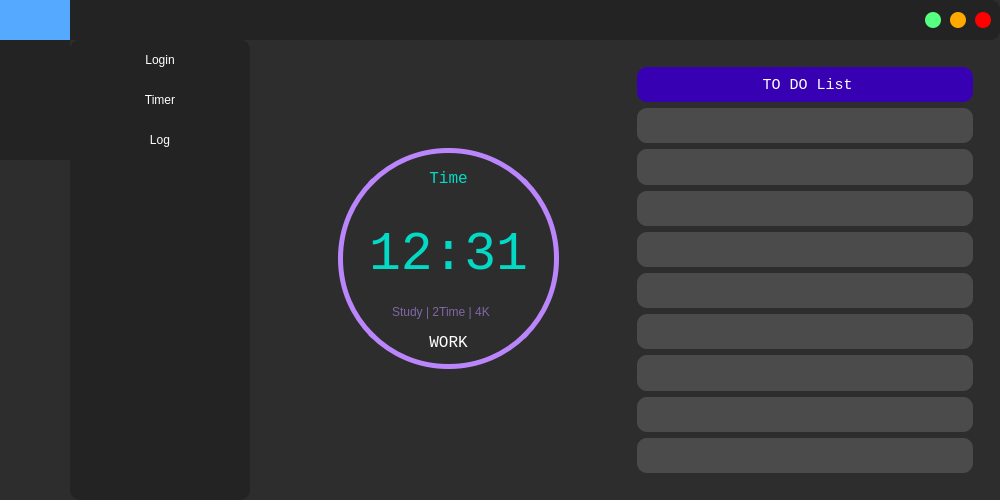
This is PomordorUI/src/MainWindow/mainwindow.ui in kiseop91/Pomordor as Qt 5 draws it before an edit. The edited form follows.
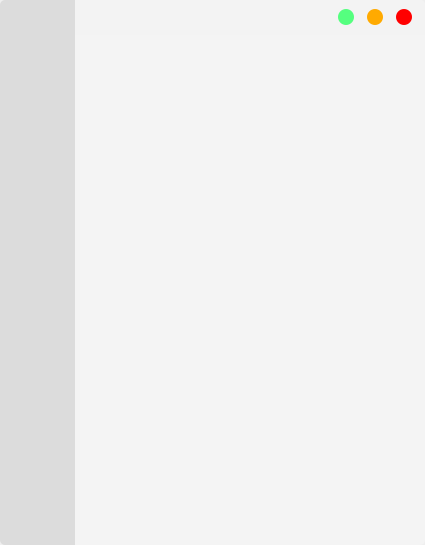
This is the edited form. The open tabs and pages were chosen to show the change. Icons and pictures are not drawn. Custom widgets are drawn as their Qt base class.

```diff
--- a/PomordorUI/src/MainWindow/mainwindow.ui
+++ b/PomordorUI/src/MainWindow/mainwindow.ui
@@ -6,29 +6,27 @@
    <rect>
     <x>0</x>
     <y>0</y>
-    <width>1000</width>
-    <height>500</height>
+    <width>425</width>
+    <height>545</height>
    </rect>
   </property>
   <property name="minimumSize">
    <size>
-    <width>1000</width>
-    <height>500</height>
+    <width>0</width>
+    <height>0</height>
    </size>
   </property>
   <property name="windowTitle">
    <string>MainWindow</string>
   </property>
   <property name="styleSheet">
-   <string notr="true">background-color: rgb(45, 45, 45);
-border-radius:10px;
-</string>
+   <string notr="true"/>
   </property>
   <widget class="QWidget" name="centralwidget">
    <property name="styleSheet">
     <string notr="true"/>
    </property>
-   <layout class="QVBoxLayout" name="verticalLayout">
+   <layout class="QHBoxLayout" name="horizontalLayout">
     <property name="spacing">
      <number>0</number>
     </property>
@@ -45,29 +43,44 @@
      <number>0</number>
     </property>
     <item>
-     <widget class="QFrame" name="Top_bar">
+     <widget class="QFrame" name="frame_2">
       <property name="minimumSize">
        <size>
-        <width>0</width>
+        <width>75</width>
         <height>0</height>
        </size>
       </property>
       <property name="maximumSize">
        <size>
-        <width>16777215</width>
-        <height>40</height>
+        <width>75</width>
+        <height>16777215</height>
        </size>
       </property>
       <property name="styleSheet">
-       <string notr="true">background-color: rgb(35, 35, 35);</string>
+       <string notr="true">QFrame{
+	background-color: rgb(220, 220, 220);
+	border-radius:5px;
+	border-top-right-radius:0px;
+	border-bottom-right-radius:0px;
+}</string>
       </property>
       <property name="frameShape">
        <enum>QFrame::NoFrame</enum>
       </property>
       <property name="frameShadow">
-       <enum>QFrame::Raised</enum>
+       <enum>QFrame::Plain</enum>
       </property>
-      <layout class="QHBoxLayout" name="horizontalLayout">
+     </widget>
+    </item>
+    <item>
+     <widget class="QFrame" name="frame">
+      <property name="frameShape">
+       <enum>QFrame::NoFrame</enum>
+      </property>
+      <property name="frameShadow">
+       <enum>QFrame::Plain</enum>
+      </property>
+      <layout class="QVBoxLayout" name="verticalLayout">
        <property name="spacing">
         <number>0</number>
        </property>
@@ -84,119 +97,112 @@
         <number>0</number>
        </property>
        <item>
-        <widget class="QFrame" name="frame_toggle">
-         <property name="maximumSize">
+        <widget class="TitleBar" name="titleBar">
+         <property name="sizePolicy">
+          <sizepolicy hsizetype="Preferred" vsizetype="Fixed">
+           <horstretch>0</horstretch>
+           <verstretch>0</verstretch>
+          </sizepolicy>
+         </property>
+         <property name="minimumSize">
           <size>
-           <width>70</width>
-           <height>40</height>
+           <width>0</width>
+           <height>35</height>
           </size>
          </property>
          <property name="styleSheet">
-          <string notr="true">background-color: rgb(85, 170, 255);</string>
+          <string notr="true">QFrame{
+	background-color: rgb(243, 243, 243);
+	border-radius:5px;
+	border-top-left-radius:0px;
+	border-bottom-right-radius:0px;
+	border-bottom-left-radius:0px;
+}</string>
          </property>
-         <property name="frameShape">
-          <enum>QFrame::NoFrame</enum>
-         </property>
-         <property name="frameShadow">
-          <enum>QFrame::Raised</enum>
-         </property>
-         <layout class="QVBoxLayout" name="verticalLayout_2">
-          <property name="spacing">
-           <number>0</number>
-          </property>
-          <property name="leftMargin">
-           <number>0</number>
-          </property>
-          <property name="topMargin">
-           <number>0</number>
-          </property>
-          <property name="rightMargin">
-           <number>0</number>
-          </property>
-          <property name="bottomMargin">
-           <number>0</number>
-          </property>
-          <item>
-           <widget class="QPushButton" name="Btn_Toggle">
-            <property name="sizePolicy">
-             <sizepolicy hsizetype="Expanding" vsizetype="Expanding">
-              <horstretch>0</horstretch>
-              <verstretch>0</verstretch>
-             </sizepolicy>
-            </property>
-            <property name="styleSheet">
-             <string notr="true">color: rgb(255, 255, 255);
-border: 0px solid;
-border-radius: none;</string>
-            </property>
-            <property name="text">
-             <string/>
-            </property>
-            <property name="icon">
-             <iconset resource="files.qrc">
-              <normaloff>:/24x24/icons/24x24/cil-menu.png</normaloff>:/24x24/icons/24x24/cil-menu.png</iconset>
-            </property>
-           </widget>
-          </item>
-         </layout>
-        </widget>
-       </item>
-       <item>
-        <spacer name="horizontalSpacer">
-         <property name="orientation">
-          <enum>Qt::Horizontal</enum>
-         </property>
-         <property name="sizeHint" stdset="0">
-          <size>
-           <width>40</width>
-           <height>20</height>
-          </size>
-         </property>
-        </spacer>
-       </item>
-       <item alignment="Qt::AlignRight">
-        <widget class="QFrame" name="frame_top">
          <property name="frameShape">
           <enum>QFrame::NoFrame</enum>
          </property>
          <property name="frameShadow">
           <enum>QFrame::Plain</enum>
          </property>
-         <property name="lineWidth">
-          <number>0</number>
-         </property>
-         <layout class="QHBoxLayout" name="horizontalLayout_3">
+         <layout class="QHBoxLayout" name="horizontalLayout_2">
           <property name="spacing">
-           <number>9</number>
+           <number>0</number>
           </property>
           <property name="leftMargin">
-           <number>9</number>
+           <number>0</number>
           </property>
           <property name="topMargin">
            <number>0</number>
           </property>
           <property name="rightMargin">
-           <number>9</number>
+           <number>0</number>
           </property>
           <property name="bottomMargin">
            <number>0</number>
           </property>
           <item>
-           <widget class="QPushButton" name="Btn_minimaize">
-            <property name="sizePolicy">
-             <sizepolicy hsizetype="Expanding" vsizetype="Expanding">
-              <horstretch>0</horstretch>
-              <verstretch>0</verstretch>
-             </sizepolicy>
+           <spacer name="horizontalSpacer">
+            <property name="orientation">
+             <enum>Qt::Horizontal</enum>
             </property>
+            <property name="sizeHint" stdset="0">
+             <size>
+              <width>247</width>
+              <height>20</height>
+             </size>
+            </property>
+           </spacer>
+          </item>
+          <item>
+           <widget class="QFrame" name="frame_top">
             <property name="maximumSize">
              <size>
-              <width>16</width>
-              <height>16</height>
+              <width>100</width>
+              <height>16777215</height>
              </size>
             </property>
-            <property name="styleSheet">
-             <string notr="true">QPushButton{
+            <property name="frameShape">
+             <enum>QFrame::NoFrame</enum>
+            </property>
+            <property name="frameShadow">
+             <enum>QFrame::Plain</enum>
+            </property>
+            <property name="lineWidth">
+             <number>0</number>
+            </property>
+            <layout class="QHBoxLayout" name="horizontalLayout_5">
+             <property name="spacing">
+              <number>9</number>
+             </property>
+             <property name="leftMargin">
+              <number>9</number>
+             </property>
+             <property name="topMargin">
+              <number>0</number>
+             </property>
+             <property name="rightMargin">
+              <number>9</number>
+             </property>
+             <property name="bottomMargin">
+              <number>0</number>
+             </property>
+             <item>
+              <widget class="QPushButton" name="Title_Minimul">
+               <property name="sizePolicy">
+                <sizepolicy hsizetype="Expanding" vsizetype="Expanding">
+                 <horstretch>0</horstretch>
+                 <verstretch>0</verstretch>
+                </sizepolicy>
+               </property>
+               <property name="maximumSize">
+                <size>
+                 <width>16</width>
+                 <height>16</height>
+                </size>
+               </property>
+               <property name="styleSheet">
+                <string notr="true">QPushButton{
 	border: none;
 	border-radius: 8px;
 	background-color:rgb(85,255,127);
@@ -204,28 +210,28 @@
 QPushButton:hover{
 	background-color:rgba(85,255,127,150);
 }</string>
-            </property>
-            <property name="text">
-             <string/>
-            </property>
-           </widget>
-          </item>
-          <item>
-           <widget class="QPushButton" name="Btn_maximaize">
-            <property name="sizePolicy">
-             <sizepolicy hsizetype="Expanding" vsizetype="Expanding">
-              <horstretch>0</horstretch>
-              <verstretch>0</verstretch>
-             </sizepolicy>
-            </property>
-            <property name="maximumSize">
-             <size>
-              <width>16</width>
-              <height>16</height>
-             </size>
-            </property>
-            <property name="styleSheet">
-             <string notr="true">QPushButton{
+               </property>
+               <property name="text">
+                <string/>
+               </property>
+              </widget>
+             </item>
+             <item>
+              <widget class="QPushButton" name="Title_Maximal">
+               <property name="sizePolicy">
+                <sizepolicy hsizetype="Expanding" vsizetype="Expanding">
+                 <horstretch>0</horstretch>
+                 <verstretch>0</verstretch>
+                </sizepolicy>
+               </property>
+               <property name="maximumSize">
+                <size>
+                 <width>16</width>
+                 <height>16</height>
+                </size>
+               </property>
+               <property name="styleSheet">
+                <string notr="true">QPushButton{
 	border: none;
 	border-radius: 8px;
 	background-color:rgb(255,170,0);
@@ -234,28 +240,28 @@
 {
 	background-color:rgba(255,170,0,150);
 }</string>
-            </property>
-            <property name="text">
-             <string/>
-            </property>
-           </widget>
-          </item>
-          <item>
-           <widget class="QPushButton" name="Btn_close">
-            <property name="sizePolicy">
-             <sizepolicy hsizetype="Expanding" vsizetype="Expanding">
-              <horstretch>0</horstretch>
-              <verstretch>0</verstretch>
-             </sizepolicy>
-            </property>
-            <property name="maximumSize">
-             <size>
-              <width>16</width>
-              <height>16</height>
-             </size>
-            </property>
-            <property name="styleSheet">
-             <string notr="true">QPushButton{
+               </property>
+               <property name="text">
+                <string/>
+               </property>
+              </widget>
+             </item>
+             <item>
+              <widget class="QPushButton" name="Title_Close">
+               <property name="sizePolicy">
+                <sizepolicy hsizetype="Expanding" vsizetype="Expanding">
+                 <horstretch>0</horstretch>
+                 <verstretch>0</verstretch>
+                </sizepolicy>
+               </property>
+               <property name="maximumSize">
+                <size>
+                 <width>16</width>
+                 <height>16</height>
+                </size>
+               </property>
+               <property name="styleSheet">
+                <string notr="true">QPushButton{
 	border: none;
 	border-radius: 8px;
 	background-color:rgb(255,0,0);
@@ -264,180 +270,9 @@
 {
 	background-color:rgba(255,0,0,150);
 }</string>
-            </property>
-            <property name="text">
-             <string/>
-            </property>
-           </widget>
-          </item>
-         </layout>
-        </widget>
-       </item>
-      </layout>
-     </widget>
-    </item>
-    <item>
-     <widget class="QFrame" name="Content">
-      <property name="styleSheet">
-       <string notr="true"/>
-      </property>
-      <property name="frameShape">
-       <enum>QFrame::NoFrame</enum>
-      </property>
-      <property name="frameShadow">
-       <enum>QFrame::Raised</enum>
-      </property>
-      <layout class="QHBoxLayout" name="horizontalLayout_2">
-       <property name="spacing">
-        <number>0</number>
-       </property>
-       <property name="leftMargin">
-        <number>0</number>
-       </property>
-       <property name="topMargin">
-        <number>0</number>
-       </property>
-       <property name="rightMargin">
-        <number>0</number>
-       </property>
-       <property name="bottomMargin">
-        <number>0</number>
-       </property>
-       <item>
-        <widget class="QFrame" name="frame">
-         <property name="minimumSize">
-          <size>
-           <width>70</width>
-           <height>0</height>
-          </size>
-         </property>
-         <property name="frameShape">
-          <enum>QFrame::NoFrame</enum>
-         </property>
-         <property name="frameShadow">
-          <enum>QFrame::Raised</enum>
-         </property>
-         <layout class="QVBoxLayout" name="verticalLayout_6">
-          <property name="spacing">
-           <number>0</number>
-          </property>
-          <property name="leftMargin">
-           <number>0</number>
-          </property>
-          <property name="topMargin">
-           <number>0</number>
-          </property>
-          <property name="rightMargin">
-           <number>0</number>
-          </property>
-          <property name="bottomMargin">
-           <number>0</number>
-          </property>
-          <item alignment="Qt::AlignTop">
-           <widget class="QFrame" name="frame_2">
-            <property name="frameShape">
-             <enum>QFrame::NoFrame</enum>
-            </property>
-            <property name="frameShadow">
-             <enum>QFrame::Raised</enum>
-            </property>
-            <layout class="QVBoxLayout" name="verticalLayout_7">
-             <property name="spacing">
-              <number>0</number>
-             </property>
-             <property name="leftMargin">
-              <number>0</number>
-             </property>
-             <property name="topMargin">
-              <number>0</number>
-             </property>
-             <property name="rightMargin">
-              <number>0</number>
-             </property>
-             <property name="bottomMargin">
-              <number>0</number>
-             </property>
-             <item>
-              <widget class="QPushButton" name="pushButton_2">
-               <property name="minimumSize">
-                <size>
-                 <width>0</width>
-                 <height>40</height>
-                </size>
                </property>
-               <property name="styleSheet">
-                <string notr="true">QPushButton {
-	color: rgb(255, 255, 255);
-	background-color: rgb(35, 35, 35);
-	border: 0px solid;
-	border-radius: none;
-}
-QPushButton:hover {
-	background-color: rgb(85, 170, 255);
-}</string>
-               </property>
                <property name="text">
                 <string/>
-               </property>
-               <property name="icon">
-                <iconset resource="files.qrc">
-                 <normaloff>:/20x20/icons/20x20/cil-user.png</normaloff>:/20x20/icons/20x20/cil-user.png</iconset>
-               </property>
-              </widget>
-             </item>
-             <item>
-              <widget class="QPushButton" name="pushButton_3">
-               <property name="minimumSize">
-                <size>
-                 <width>0</width>
-                 <height>40</height>
-                </size>
-               </property>
-               <property name="styleSheet">
-                <string notr="true">QPushButton {
-	color: rgb(255, 255, 255);
-	background-color: rgb(35, 35, 35);
-	border: 0px solid;
-	border-radius: none;
-}
-QPushButton:hover {
-	background-color: rgb(85, 170, 255);
-}</string>
-               </property>
-               <property name="text">
-                <string/>
-               </property>
-               <property name="icon">
-                <iconset resource="files.qrc">
-                 <normaloff>:/16x16/icons/16x16/cil-alarm.png</normaloff>:/16x16/icons/16x16/cil-alarm.png</iconset>
-               </property>
-              </widget>
-             </item>
-             <item>
-              <widget class="QPushButton" name="pushButton_4">
-               <property name="minimumSize">
-                <size>
-                 <width>0</width>
-                 <height>40</height>
-                </size>
-               </property>
-               <property name="styleSheet">
-                <string notr="true">QPushButton {
-	color: rgb(255, 255, 255);
-	background-color: rgb(35, 35, 35);
-	border: 0px solid;
-	border-radius: none;
-}
-QPushButton:hover {
-	background-color: rgb(85, 170, 255);
-}</string>
-               </property>
-               <property name="text">
-                <string/>
-               </property>
-               <property name="icon">
-                <iconset resource="files.qrc">
-                 <normaloff>:/20x20/icons/20x20/cil-list.png</normaloff>:/20x20/icons/20x20/cil-list.png</iconset>
                </property>
               </widget>
              </item>
@@ -448,177 +283,47 @@
         </widget>
        </item>
        <item>
-        <widget class="QFrame" name="frame_left_menu">
-         <property name="sizePolicy">
-          <sizepolicy hsizetype="Expanding" vsizetype="Expanding">
-           <horstretch>0</horstretch>
-           <verstretch>0</verstretch>
-          </sizepolicy>
-         </property>
+        <widget class="QStackedWidget" name="stackedWidget">
          <property name="minimumSize">
           <size>
-           <width>0</width>
-           <height>0</height>
+           <width>350</width>
+           <height>440</height>
           </size>
          </property>
          <property name="maximumSize">
           <size>
-           <width>180</width>
-           <height>16777215</height>
+           <width>350</width>
+           <height>440</height>
           </size>
          </property>
          <property name="styleSheet">
-          <string notr="true">background-color: rgb(35, 35, 35);</string>
-         </property>
-         <property name="frameShape">
-          <enum>QFrame::NoFrame</enum>
-         </property>
-         <property name="frameShadow">
-          <enum>QFrame::Plain</enum>
+          <string notr="true">background-color: rgb(244, 244, 244);</string>
          </property>
          <property name="lineWidth">
           <number>0</number>
          </property>
-         <layout class="QVBoxLayout" name="verticalLayout_3">
-          <property name="spacing">
-           <number>0</number>
+         <property name="currentIndex">
+          <number>1</number>
+         </property>
+         <widget class="QWidget" name="page">
+          <property name="styleSheet">
+           <string notr="true">background-color: rgb(244, 244, 244);</string>
           </property>
-          <property name="leftMargin">
-           <number>0</number>
-          </property>
-          <property name="topMargin">
-           <number>0</number>
-          </property>
-          <property name="rightMargin">
-           <number>0</number>
-          </property>
-          <property name="bottomMargin">
-           <number>0</number>
-          </property>
-          <item alignment="Qt::AlignTop">
-           <widget class="QFrame" name="frame_top_menus">
-            <property name="frameShape">
-             <enum>QFrame::NoFrame</enum>
-            </property>
-            <property name="frameShadow">
-             <enum>QFrame::Raised</enum>
-            </property>
-            <layout class="QVBoxLayout" name="verticalLayout_4">
-             <property name="spacing">
-              <number>0</number>
-             </property>
-             <property name="leftMargin">
-              <number>0</number>
-             </property>
-             <property name="topMargin">
-              <number>0</number>
-             </property>
-             <property name="rightMargin">
-              <number>0</number>
-             </property>
-             <property name="bottomMargin">
-              <number>0</number>
-             </property>
-             <item>
-              <widget class="QPushButton" name="Btn_Menu_1">
-               <property name="minimumSize">
-                <size>
-                 <width>0</width>
-                 <height>40</height>
-                </size>
-               </property>
-               <property name="font">
-                <font>
-                 <family>Segoe UI</family>
-                </font>
-               </property>
-               <property name="styleSheet">
-                <string notr="true">QPushButton {
-	color: rgb(255, 255, 255);
-	background-color: rgb(35, 35, 35);
-	border: 0px solid;
-}
-QPushButton:hover {
-	background-color: rgb(85, 170, 255);
-}</string>
-               </property>
-               <property name="text">
-                <string>Login</string>
-               </property>
-              </widget>
-             </item>
-             <item>
-              <widget class="QPushButton" name="Btn_Menu_2">
-               <property name="minimumSize">
-                <size>
-                 <width>0</width>
-                 <height>40</height>
-                </size>
-               </property>
-               <property name="font">
-                <font>
-                 <family>Segoe UI</family>
-                </font>
-               </property>
-               <property name="styleSheet">
-                <string notr="true">QPushButton {
-	color: rgb(255, 255, 255);
-	background-color: rgb(35, 35, 35);
-	border: 0px solid;
-}
-QPushButton:hover {
-	background-color: rgb(85, 170, 255);
-}</string>
-               </property>
-               <property name="text">
-                <string>Timer</string>
-               </property>
-              </widget>
-             </item>
-             <item>
-              <widget class="QPushButton" name="Btn_Menu_3">
-               <property name="minimumSize">
-                <size>
-                 <width>0</width>
-                 <height>40</height>
-                </size>
-               </property>
-               <property name="font">
-                <font>
-                 <family>Segoe UI</family>
-                </font>
-               </property>
-               <property name="styleSheet">
-                <string notr="true">QPushButton {
-	color: rgb(255, 255, 255);
-	background-color: rgb(35, 35, 35);
-	border: 0px solid;
-}
-QPushButton:hover {
-	background-color: rgb(85, 170, 255);
-}</string>
-               </property>
-               <property name="text">
-                <string>Log</string>
-               </property>
-              </widget>
-             </item>
-            </layout>
-           </widget>
-          </item>
-         </layout>
+          <layout class="QVBoxLayout" name="verticalLayout_2"/>
+         </widget>
+         <widget class="QWidget" name="page_2"/>
         </widget>
        </item>
        <item>
-        <widget class="QFrame" name="frame_pages">
-         <property name="enabled">
-          <bool>true</bool>
-         </property>
-         <property name="sizePolicy">
-          <sizepolicy hsizetype="Expanding" vsizetype="Preferred">
-           <horstretch>0</horstretch>
-           <verstretch>0</verstretch>
-          </sizepolicy>
+        <widget class="QFrame" name="frame_4">
+         <property name="styleSheet">
+          <string notr="true">QFrame{
+	background-color: rgb(244, 244, 244);
+	border-radius:5px;
+	border-top-left-radius:0px;
+	border-top-right-radius:0px;
+	border-bottom-left-radius:0px;
+}</string>
          </property>
          <property name="frameShape">
           <enum>QFrame::NoFrame</enum>
@@ -629,342 +334,6 @@
          <property name="lineWidth">
           <number>0</number>
          </property>
-         <layout class="QVBoxLayout" name="verticalLayout_5">
-          <item>
-           <widget class="QStackedWidget" name="Pages_Widget">
-            <property name="sizePolicy">
-             <sizepolicy hsizetype="Preferred" vsizetype="Preferred">
-              <horstretch>0</horstretch>
-              <verstretch>0</verstretch>
-             </sizepolicy>
-            </property>
-            <property name="styleSheet">
-             <string notr="true"/>
-            </property>
-            <widget class="QWidget" name="page">
-             <layout class="QHBoxLayout" name="horizontalLayout_4">
-              <item>
-               <widget class="QFrame" name="frame_5">
-                <property name="styleSheet">
-                 <string notr="true"/>
-                </property>
-                <property name="frameShape">
-                 <enum>QFrame::StyledPanel</enum>
-                </property>
-                <property name="frameShadow">
-                 <enum>QFrame::Raised</enum>
-                </property>
-                <widget class="QFrame" name="frame_3">
-                 <property name="geometry">
-                  <rect>
-                   <x>70</x>
-                   <y>90</y>
-                   <width>221</width>
-                   <height>221</height>
-                  </rect>
-                 </property>
-                 <property name="styleSheet">
-                  <string notr="true">QFrame{
-	border: 5px solid rgb(187, 134, 252);
-	border-radius:110px;
-}
-QFrame:hover{
-	border: 5px solid rgb(105,95,148);
-}</string>
-                 </property>
-                 <property name="frameShape">
-                  <enum>QFrame::StyledPanel</enum>
-                 </property>
-                 <property name="frameShadow">
-                  <enum>QFrame::Raised</enum>
-                 </property>
-                 <widget class="QLabel" name="label">
-                  <property name="geometry">
-                   <rect>
-                    <x>50</x>
-                    <y>20</y>
-                    <width>121</width>
-                    <height>20</height>
-                   </rect>
-                  </property>
-                  <property name="font">
-                   <font>
-                    <family>Lucida Console</family>
-                    <pointsize>12</pointsize>
-                    <weight>50</weight>
-                    <bold>false</bold>
-                   </font>
-                  </property>
-                  <property name="styleSheet">
-                   <string notr="true">border:none;
-color: rgb(3, 218, 198);
-background-color: rgba(0, 0, 0,0);</string>
-                  </property>
-                  <property name="text">
-                   <string>Time</string>
-                  </property>
-                  <property name="alignment">
-                   <set>Qt::AlignCenter</set>
-                  </property>
-                 </widget>
-                 <widget class="QLabel" name="label_2">
-                  <property name="geometry">
-                   <rect>
-                    <x>50</x>
-                    <y>184</y>
-                    <width>121</width>
-                    <height>20</height>
-                   </rect>
-                  </property>
-                  <property name="font">
-                   <font>
-                    <family>Lucida Console</family>
-                    <pointsize>12</pointsize>
-                    <weight>50</weight>
-                    <bold>false</bold>
-                   </font>
-                  </property>
-                  <property name="styleSheet">
-                   <string notr="true">border:none;
-color: rgb(255, 255, 255);
-background-color: rgba(0, 0, 0,0);
-</string>
-                  </property>
-                  <property name="text">
-                   <string>WORK</string>
-                  </property>
-                  <property name="alignment">
-                   <set>Qt::AlignCenter</set>
-                  </property>
-                 </widget>
-                 <widget class="QLabel" name="label_3">
-                  <property name="geometry">
-                   <rect>
-                    <x>20</x>
-                    <y>61</y>
-                    <width>181</width>
-                    <height>91</height>
-                   </rect>
-                  </property>
-                  <property name="font">
-                   <font>
-                    <family>Lucida Console</family>
-                    <pointsize>40</pointsize>
-                    <weight>50</weight>
-                    <bold>false</bold>
-                   </font>
-                  </property>
-                  <property name="styleSheet">
-                   <string notr="true">border:none;
-color: rgb(3, 218, 198);
-background-color: rgba(0, 0, 0,0);</string>
-                  </property>
-                  <property name="text">
-                   <string>12:31</string>
-                  </property>
-                  <property name="alignment">
-                   <set>Qt::AlignCenter</set>
-                  </property>
-                 </widget>
-                 <widget class="QLabel" name="label_4">
-                  <property name="geometry">
-                   <rect>
-                    <x>54</x>
-                    <y>153</y>
-                    <width>111</width>
-                    <height>21</height>
-                   </rect>
-                  </property>
-                  <property name="styleSheet">
-                   <string notr="true">border:none;
-color: rgb(128, 102, 168);
-background-color: rgba(0, 0, 0,0);</string>
-                  </property>
-                  <property name="text">
-                   <string>Study | 2Time | 4K </string>
-                  </property>
-                 </widget>
-                </widget>
-               </widget>
-              </item>
-              <item>
-               <widget class="QFrame" name="frame_4">
-                <property name="styleSheet">
-                 <string notr="true"/>
-                </property>
-                <property name="frameShape">
-                 <enum>QFrame::StyledPanel</enum>
-                </property>
-                <property name="frameShadow">
-                 <enum>QFrame::Raised</enum>
-                </property>
-                <layout class="QVBoxLayout" name="verticalLayout_8">
-                 <item>
-                  <widget class="QFrame" name="frame_8">
-                   <property name="styleSheet">
-                    <string notr="true">background-color: rgb(55, 0, 179);</string>
-                   </property>
-                   <property name="frameShape">
-                    <enum>QFrame::StyledPanel</enum>
-                   </property>
-                   <property name="frameShadow">
-                    <enum>QFrame::Raised</enum>
-                   </property>
-                   <widget class="QLabel" name="label_5">
-                    <property name="geometry">
-                     <rect>
-                      <x>105</x>
-                      <y>7</y>
-                      <width>131</width>
-                      <height>21</height>
-                     </rect>
-                    </property>
-                    <property name="font">
-                     <font>
-                      <family>Lucida Console</family>
-                      <pointsize>11</pointsize>
-                      <weight>50</weight>
-                      <bold>false</bold>
-                     </font>
-                    </property>
-                    <property name="styleSheet">
-                     <string notr="true">color: rgb(255, 255, 255);</string>
-                    </property>
-                    <property name="text">
-                     <string>TO DO List</string>
-                    </property>
-                    <property name="alignment">
-                     <set>Qt::AlignCenter</set>
-                    </property>
-                   </widget>
-                  </widget>
-                 </item>
-                 <item>
-                  <widget class="QFrame" name="frame_6">
-                   <property name="styleSheet">
-                    <string notr="true">background-color: rgb(75, 75, 75);</string>
-                   </property>
-                   <property name="frameShape">
-                    <enum>QFrame::StyledPanel</enum>
-                   </property>
-                   <property name="frameShadow">
-                    <enum>QFrame::Raised</enum>
-                   </property>
-                  </widget>
-                 </item>
-                 <item>
-                  <widget class="QFrame" name="frame_15">
-                   <property name="styleSheet">
-                    <string notr="true">background-color: rgb(75, 75, 75);</string>
-                   </property>
-                   <property name="frameShape">
-                    <enum>QFrame::StyledPanel</enum>
-                   </property>
-                   <property name="frameShadow">
-                    <enum>QFrame::Raised</enum>
-                   </property>
-                  </widget>
-                 </item>
-                 <item>
-                  <widget class="QFrame" name="frame_14">
-                   <property name="styleSheet">
-                    <string notr="true">background-color: rgb(75, 75, 75);</string>
-                   </property>
-                   <property name="frameShape">
-                    <enum>QFrame::StyledPanel</enum>
-                   </property>
-                   <property name="frameShadow">
-                    <enum>QFrame::Raised</enum>
-                   </property>
-                  </widget>
-                 </item>
-                 <item>
-                  <widget class="QFrame" name="frame_11">
-                   <property name="styleSheet">
-                    <string notr="true">background-color: rgb(75, 75, 75);</string>
-                   </property>
-                   <property name="frameShape">
-                    <enum>QFrame::StyledPanel</enum>
-                   </property>
-                   <property name="frameShadow">
-                    <enum>QFrame::Raised</enum>
-                   </property>
-                  </widget>
-                 </item>
-                 <item>
-                  <widget class="QFrame" name="frame_9">
-                   <property name="styleSheet">
-                    <string notr="true">background-color: rgb(75, 75, 75);</string>
-                   </property>
-                   <property name="frameShape">
-                    <enum>QFrame::StyledPanel</enum>
-                   </property>
-                   <property name="frameShadow">
-                    <enum>QFrame::Raised</enum>
-                   </property>
-                  </widget>
-                 </item>
-                 <item>
-                  <widget class="QFrame" name="frame_13">
-                   <property name="styleSheet">
-                    <string notr="true">background-color: rgb(75, 75, 75);</string>
-                   </property>
-                   <property name="frameShape">
-                    <enum>QFrame::StyledPanel</enum>
-                   </property>
-                   <property name="frameShadow">
-                    <enum>QFrame::Raised</enum>
-                   </property>
-                  </widget>
-                 </item>
-                 <item>
-                  <widget class="QFrame" name="frame_10">
-                   <property name="styleSheet">
-                    <string notr="true">background-color: rgb(75, 75, 75);</string>
-                   </property>
-                   <property name="frameShape">
-                    <enum>QFrame::StyledPanel</enum>
-                   </property>
-                   <property name="frameShadow">
-                    <enum>QFrame::Raised</enum>
-                   </property>
-                  </widget>
-                 </item>
-                 <item>
-                  <widget class="QFrame" name="frame_12">
-                   <property name="styleSheet">
-                    <string notr="true">background-color: rgb(75, 75, 75);</string>
-                   </property>
-                   <property name="frameShape">
-                    <enum>QFrame::StyledPanel</enum>
-                   </property>
-                   <property name="frameShadow">
-                    <enum>QFrame::Raised</enum>
-                   </property>
-                  </widget>
-                 </item>
-                 <item>
-                  <widget class="QFrame" name="frame_7">
-                   <property name="styleSheet">
-                    <string notr="true">background-color: rgb(75, 75, 75);</string>
-                   </property>
-                   <property name="frameShape">
-                    <enum>QFrame::StyledPanel</enum>
-                   </property>
-                   <property name="frameShadow">
-                    <enum>QFrame::Raised</enum>
-                   </property>
-                  </widget>
-                 </item>
-                </layout>
-               </widget>
-              </item>
-             </layout>
-            </widget>
-            <widget class="QWidget" name="page_2"/>
-           </widget>
-          </item>
-         </layout>
         </widget>
        </item>
       </layout>
@@ -973,6 +342,14 @@
    </layout>
   </widget>
  </widget>
+ <customwidgets>
+  <customwidget>
+   <class>TitleBar</class>
+   <extends>QFrame</extends>
+   <header>TimerPage/Titlebar.h</header>
+   <container>1</container>
+  </customwidget>
+ </customwidgets>
  <resources>
   <include location="files.qrc"/>
  </resources>
```
Left out of the diff: 2 changed lines with no effect on the pictures.
